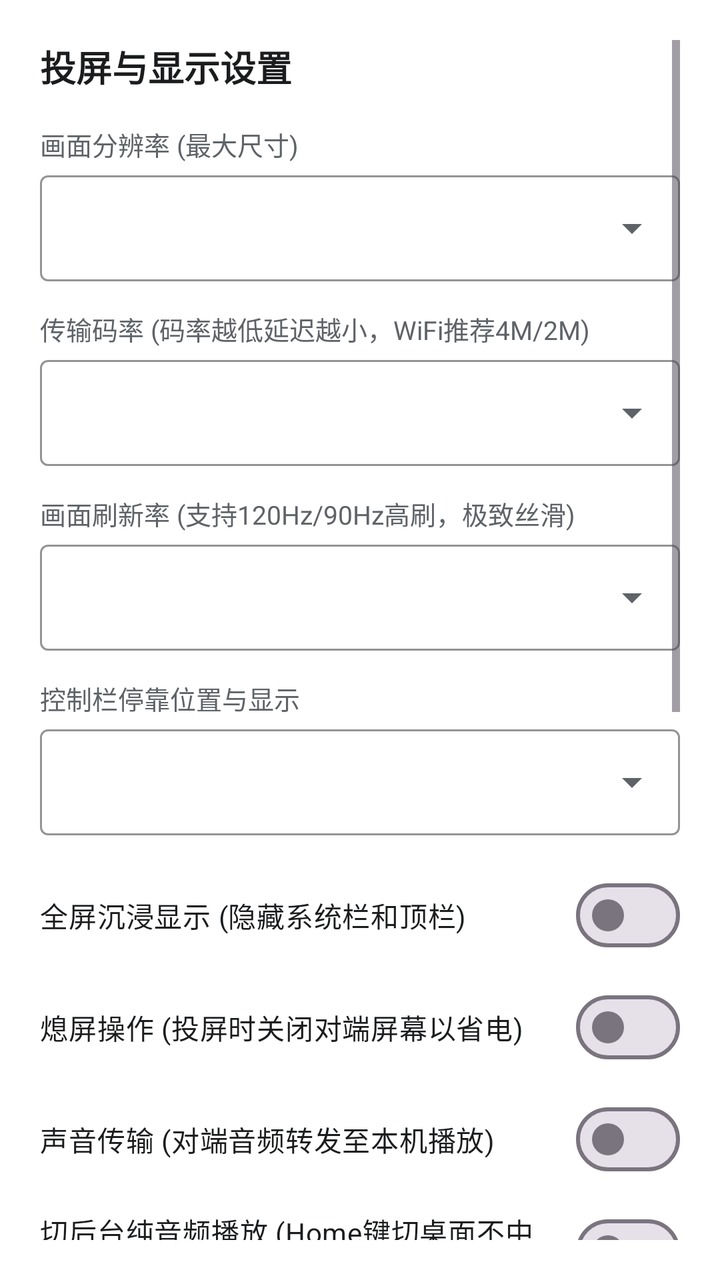
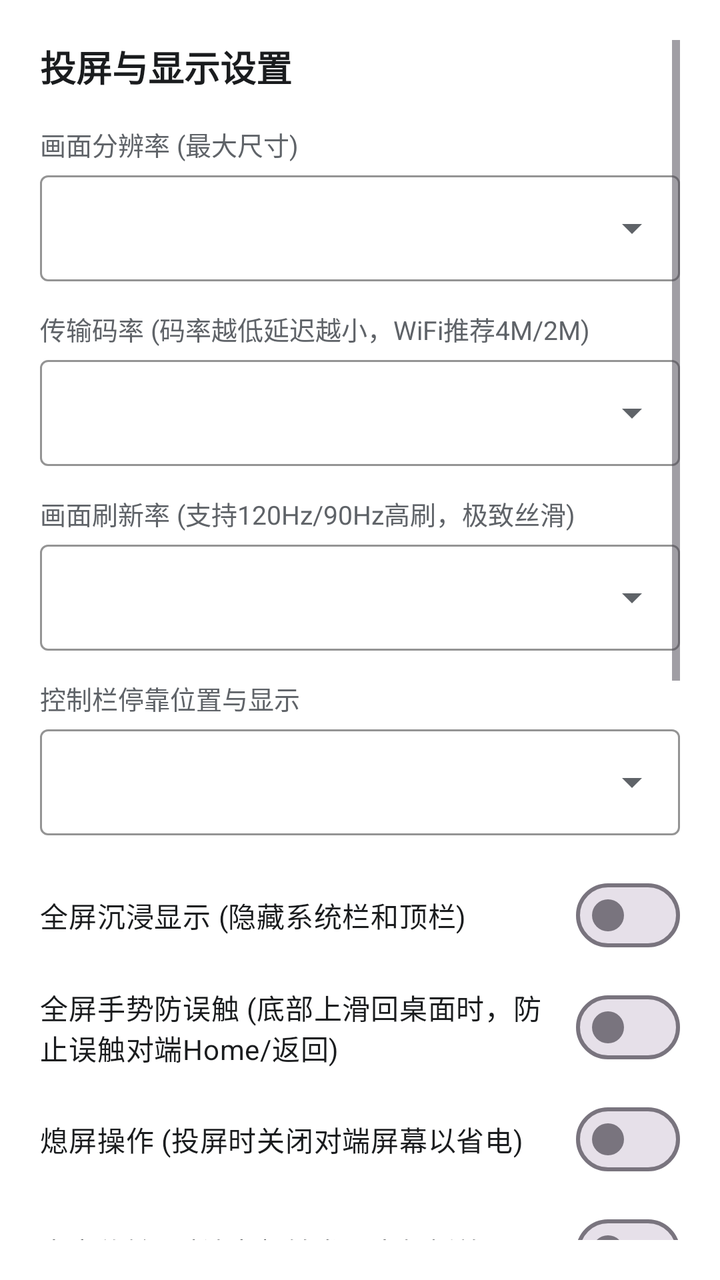

Screens rendered from an Android XML layout before and after an edit, with the pre-edit source and the edit as a unified diff.
<!-- AndroidManifest.xml: application theme Theme.ADBToolbox -->
<!-- res/layout/dialog_scrcpy_settings.xml -->
<?xml version="1.0" encoding="utf-8"?>
<ScrollView xmlns:android="http://schemas.android.com/apk/res/android"
    xmlns:app="http://schemas.android.com/apk/res-auto"
    android:layout_width="match_parent"
    android:layout_height="wrap_content"
    android:background="@color/surface"
    android:padding="20dp">

    <LinearLayout
        android:layout_width="match_parent"
        android:layout_height="wrap_content"
        android:orientation="vertical">

        <TextView
            android:layout_width="wrap_content"
            android:layout_height="wrap_content"
            android:text="投屏与显示设置"
            android:textColor="@color/text_primary"
            android:textSize="18sp"
            android:textStyle="bold" />

        
        <TextView
            android:layout_width="wrap_content"
            android:layout_height="wrap_content"
            android:layout_marginTop="16dp"
            android:text="画面分辨率 (最大尺寸)"
            android:textColor="@color/text_secondary"
            android:textSize="13sp" />

        <com.google.android.material.textfield.TextInputLayout
            android:id="@+id/layoutResolution"
            style="@style/Widget.Material3.TextInputLayout.OutlinedBox.ExposedDropdownMenu"
            android:layout_width="match_parent"
            android:layout_height="wrap_content"
            android:layout_marginTop="6dp"
            app:boxStrokeColor="@color/primary"
            app:endIconTint="@color/text_secondary"
            app:hintEnabled="false">

            <com.google.android.material.textfield.MaterialAutoCompleteTextView
                android:id="@+id/actvResolution"
                android:layout_width="match_parent"
                android:layout_height="wrap_content"
                android:ellipsize="end"
                android:gravity="center_vertical"
                android:inputType="none"
                android:singleLine="true"
                android:textColor="@color/text_primary"
                android:textSize="14sp" />
        </com.google.android.material.textfield.TextInputLayout>

        
        <TextView
            android:layout_width="wrap_content"
            android:layout_height="wrap_content"
            android:layout_marginTop="14dp"
            android:text="传输码率 (码率越低延迟越小，WiFi推荐4M/2M)"
            android:textColor="@color/text_secondary"
            android:textSize="13sp" />

        <com.google.android.material.textfield.TextInputLayout
            android:id="@+id/layoutBitrate"
            style="@style/Widget.Material3.TextInputLayout.OutlinedBox.ExposedDropdownMenu"
            android:layout_width="match_parent"
            android:layout_height="wrap_content"
            android:layout_marginTop="6dp"
            app:boxStrokeColor="@color/primary"
            app:endIconTint="@color/text_secondary"
            app:hintEnabled="false">

            <com.google.android.material.textfield.MaterialAutoCompleteTextView
                android:id="@+id/actvBitrate"
                android:layout_width="match_parent"
                android:layout_height="wrap_content"
                android:ellipsize="end"
                android:gravity="center_vertical"
                android:inputType="none"
                android:singleLine="true"
                android:textColor="@color/text_primary"
                android:textSize="14sp" />
        </com.google.android.material.textfield.TextInputLayout>

        
        <TextView
            android:layout_width="wrap_content"
            android:layout_height="wrap_content"
            android:layout_marginTop="14dp"
            android:text="画面刷新率 (支持120Hz/90Hz高刷，极致丝滑)"
            android:textColor="@color/text_secondary"
            android:textSize="13sp" />

        <com.google.android.material.textfield.TextInputLayout
            android:id="@+id/layoutFps"
            style="@style/Widget.Material3.TextInputLayout.OutlinedBox.ExposedDropdownMenu"
            android:layout_width="match_parent"
            android:layout_height="wrap_content"
            android:layout_marginTop="6dp"
            app:boxStrokeColor="@color/primary"
            app:endIconTint="@color/text_secondary"
            app:hintEnabled="false">

            <com.google.android.material.textfield.MaterialAutoCompleteTextView
                android:id="@+id/actvFps"
                android:layout_width="match_parent"
                android:layout_height="wrap_content"
                android:ellipsize="end"
                android:gravity="center_vertical"
                android:inputType="none"
                android:singleLine="true"
                android:textColor="@color/text_primary"
                android:textSize="14sp" />
        </com.google.android.material.textfield.TextInputLayout>

        
        <TextView
            android:layout_width="wrap_content"
            android:layout_height="wrap_content"
            android:layout_marginTop="14dp"
            android:text="控制栏停靠位置与显示"
            android:textColor="@color/text_secondary"
            android:textSize="13sp" />

        <com.google.android.material.textfield.TextInputLayout
            android:id="@+id/layoutNavPosition"
            style="@style/Widget.Material3.TextInputLayout.OutlinedBox.ExposedDropdownMenu"
            android:layout_width="match_parent"
            android:layout_height="wrap_content"
            android:layout_marginTop="6dp"
            app:boxStrokeColor="@color/primary"
            app:endIconTint="@color/text_secondary"
            app:hintEnabled="false">

            <com.google.android.material.textfield.MaterialAutoCompleteTextView
                android:id="@+id/actvNavPosition"
                android:layout_width="match_parent"
                android:layout_height="wrap_content"
                android:ellipsize="end"
                android:gravity="center_vertical"
                android:inputType="none"
                android:singleLine="true"
                android:textColor="@color/text_primary"
                android:textSize="14sp" />
        </com.google.android.material.textfield.TextInputLayout>

        
        <com.google.android.material.materialswitch.MaterialSwitch
            android:id="@+id/switchFullscreen"
            android:layout_width="match_parent"
            android:layout_height="wrap_content"
            android:layout_marginTop="16dp"
            android:text="全屏沉浸显示 (隐藏系统栏和顶栏)"
            android:textColor="@color/text_primary" />

        <com.google.android.material.materialswitch.MaterialSwitch
            android:id="@+id/switchScreenOff"
            android:layout_width="match_parent"
            android:layout_height="wrap_content"
            android:layout_marginTop="8dp"
            android:text="熄屏操作 (投屏时关闭对端屏幕以省电)"
            android:textColor="@color/text_primary" />

        <com.google.android.material.materialswitch.MaterialSwitch
            android:id="@+id/switchAudioForward"
            android:layout_width="match_parent"
            android:layout_height="wrap_content"
            android:layout_marginTop="8dp"
            android:text="声音传输 (对端音频转发至本机播放)"
            android:textColor="@color/text_primary" />

        
        <com.google.android.material.materialswitch.MaterialSwitch
            android:id="@+id/switchBackgroundAudio"
            android:layout_width="match_parent"
            android:layout_height="wrap_content"
            android:layout_marginTop="8dp"
            android:text="切后台纯音频播放 (Home键切桌面不中断听歌，暂停传画省电)"
            android:textColor="@color/text_primary" />

        
        <TextView
            android:id="@+id/tvSilenceTimeoutTitle"
            android:layout_width="wrap_content"
            android:layout_height="wrap_content"
            android:layout_marginTop="14dp"
            android:text="后台静音自动断开超时 (切后台无声音多长时间后断开)"
            android:textColor="@color/text_secondary"
            android:textSize="13sp" />

        <com.google.android.material.textfield.TextInputLayout
            android:id="@+id/layoutSilenceTimeout"
            style="@style/Widget.Material3.TextInputLayout.OutlinedBox.ExposedDropdownMenu"
            android:layout_width="match_parent"
            android:layout_height="wrap_content"
            android:layout_marginTop="6dp"
            app:boxStrokeColor="@color/primary"
            app:endIconTint="@color/text_secondary"
            app:hintEnabled="false">

            <com.google.android.material.textfield.MaterialAutoCompleteTextView
                android:id="@+id/actvSilenceTimeout"
                android:layout_width="match_parent"
                android:layout_height="wrap_content"
                android:ellipsize="end"
                android:gravity="center_vertical"
                android:inputType="none"
                android:singleLine="true"
                android:textColor="@color/text_primary"
                android:textSize="14sp" />
        </com.google.android.material.textfield.TextInputLayout>

        
        <com.google.android.material.materialswitch.MaterialSwitch
            android:id="@+id/switchMuteDevice"
            android:layout_width="match_parent"
            android:layout_height="wrap_content"
            android:layout_marginTop="8dp"
            android:text="虚拟耳机静音外放 (系统级切断对端扬声器，仅本机听音)"
            android:textColor="@color/text_primary" />

        
        <TextView
            android:id="@+id/tvAudioQualityTitle"
            android:layout_width="wrap_content"
            android:layout_height="wrap_content"
            android:layout_marginTop="14dp"
            android:text="音频传输与品质模式"
            android:textColor="@color/text_secondary"
            android:textSize="13sp" />

        <com.google.android.material.textfield.TextInputLayout
            android:id="@+id/layoutAudioQuality"
            style="@style/Widget.Material3.TextInputLayout.OutlinedBox.ExposedDropdownMenu"
            android:layout_width="match_parent"
            android:layout_height="wrap_content"
            android:layout_marginTop="6dp"
            app:boxStrokeColor="@color/primary"
            app:endIconTint="@color/text_secondary"
            app:hintEnabled="false">

            <com.google.android.material.textfield.MaterialAutoCompleteTextView
                android:id="@+id/actvAudioQuality"
                android:layout_width="match_parent"
                android:layout_height="wrap_content"
                android:ellipsize="end"
                android:gravity="center_vertical"
                android:inputType="none"
                android:singleLine="true"
                android:textColor="@color/text_primary"
                android:textSize="14sp" />
        </com.google.android.material.textfield.TextInputLayout>

        
        <TextView
            android:id="@+id/tvAudioGainTitle"
            android:layout_width="wrap_content"
            android:layout_height="wrap_content"
            android:layout_marginTop="14dp"
            android:text="远端数字音量增益 (被控端静音/微音量时可数码放大)"
            android:textColor="@color/text_secondary"
            android:textSize="13sp" />

        <com.google.android.material.textfield.TextInputLayout
            android:id="@+id/layoutAudioGain"
            style="@style/Widget.Material3.TextInputLayout.OutlinedBox.ExposedDropdownMenu"
            android:layout_width="match_parent"
            android:layout_height="wrap_content"
            android:layout_marginTop="6dp"
            app:boxStrokeColor="@color/primary"
            app:endIconTint="@color/text_secondary"
            app:hintEnabled="false">

            <com.google.android.material.textfield.MaterialAutoCompleteTextView
                android:id="@+id/actvAudioGain"
                android:layout_width="match_parent"
                android:layout_height="wrap_content"
                android:ellipsize="end"
                android:gravity="center_vertical"
                android:inputType="none"
                android:singleLine="true"
                android:textColor="@color/text_primary"
                android:textSize="14sp" />
        </com.google.android.material.textfield.TextInputLayout>

        
        <TextView
            android:id="@+id/tvAudioSourceTitle"
            android:layout_width="wrap_content"
            android:layout_height="wrap_content"
            android:layout_marginTop="14dp"
            android:text="音频捕获输入源"
            android:textColor="@color/text_secondary"
            android:textSize="13sp" />

        <com.google.android.material.textfield.TextInputLayout
            android:id="@+id/layoutAudioSource"
            style="@style/Widget.Material3.TextInputLayout.OutlinedBox.ExposedDropdownMenu"
            android:layout_width="match_parent"
            android:layout_height="wrap_content"
            android:layout_marginTop="6dp"
            app:boxStrokeColor="@color/primary"
            app:endIconTint="@color/text_secondary"
            app:hintEnabled="false">

            <com.google.android.material.textfield.MaterialAutoCompleteTextView
                android:id="@+id/actvAudioSource"
                android:layout_width="match_parent"
                android:layout_height="wrap_content"
                android:ellipsize="end"
                android:gravity="center_vertical"
                android:inputType="none"
                android:singleLine="true"
                android:textColor="@color/text_primary"
                android:textSize="14sp" />
        </com.google.android.material.textfield.TextInputLayout>

        <com.google.android.material.button.MaterialButton
            android:id="@+id/btnApplySettings"
            android:layout_width="match_parent"
            android:layout_height="wrap_content"
            android:layout_marginTop="20dp"
            android:text="应用并生效"
            android:textColor="@color/on_primary"
            app:backgroundTint="@color/primary" />

    </LinearLayout>

</ScrollView>
<!-- resources referenced by this layout -->
<resources>
  <color name="on_primary">#FFFFFF</color>
  <color name="primary">#1E88E5</color>
  <color name="surface">#FFFFFF</color>
  <color name="text_primary">#1A1C1E</color>
  <color name="text_secondary">#5F6368</color>
  <style name="Theme.ADBToolbox" parent="Theme.Material3.DayNight.NoActionBar">
          <item name="colorPrimary">@color/primary</item>
          <item name="colorOnPrimary">#FFFFFF</item>
          <item name="colorPrimaryContainer">@color/primary_container</item>
          <item name="colorOnPrimaryContainer">@color/on_primary_container</item>
          <item name="colorSecondary">@color/accent</item>
          <item name="colorSurface">@color/surface</item>
          <item name="colorOnSurface">@color/text_primary</item>
          <item name="android:statusBarColor">@color/surface</item>
          <item name="android:windowLightStatusBar">true</item>
          <item name="android:colorBackground">@color/background</item>
      </style>
  <color name="primary_container">#E3F2FD</color>
  <color name="on_primary_container">#0D47A1</color>
  <color name="accent">#00ACC1</color>
  <color name="background">#F8F9FA</color>
</resources>

<!-- the commit's change to res/layout/dialog_scrcpy_settings.xml (unified diff, before → after) -->
@@ -153,6 +153,14 @@
             android:textColor="@color/text_primary" />
 
         <com.google.android.material.materialswitch.MaterialSwitch
+            android:id="@+id/switchGestureGuard"
+            android:layout_width="match_parent"
+            android:layout_height="wrap_content"
+            android:layout_marginTop="8dp"
+            android:text="全屏手势防误触 (底部上滑回桌面时，防止误触对端Home/返回)"
+            android:textColor="@color/text_primary" />
+
+        <com.google.android.material.materialswitch.MaterialSwitch
             android:id="@+id/switchScreenOff"
             android:layout_width="match_parent"
             android:layout_height="wrap_content"
